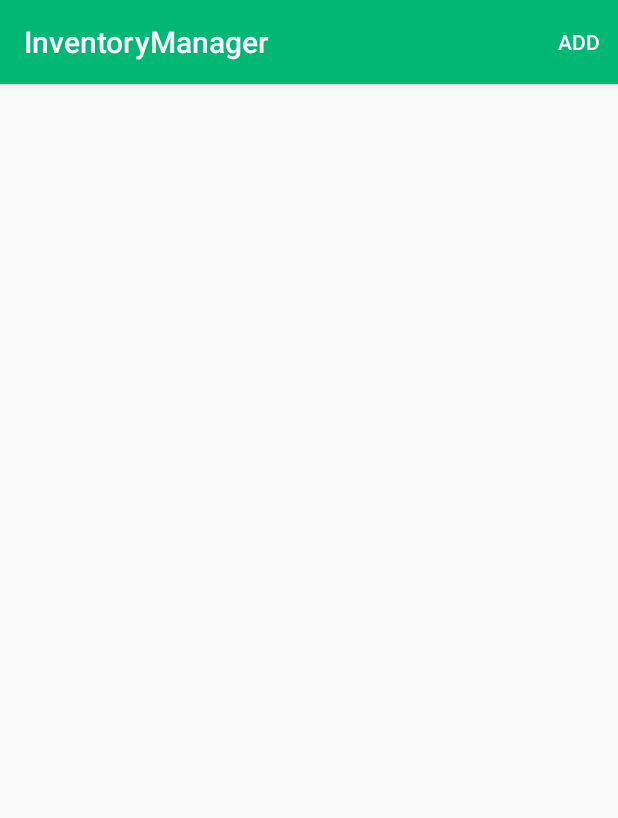
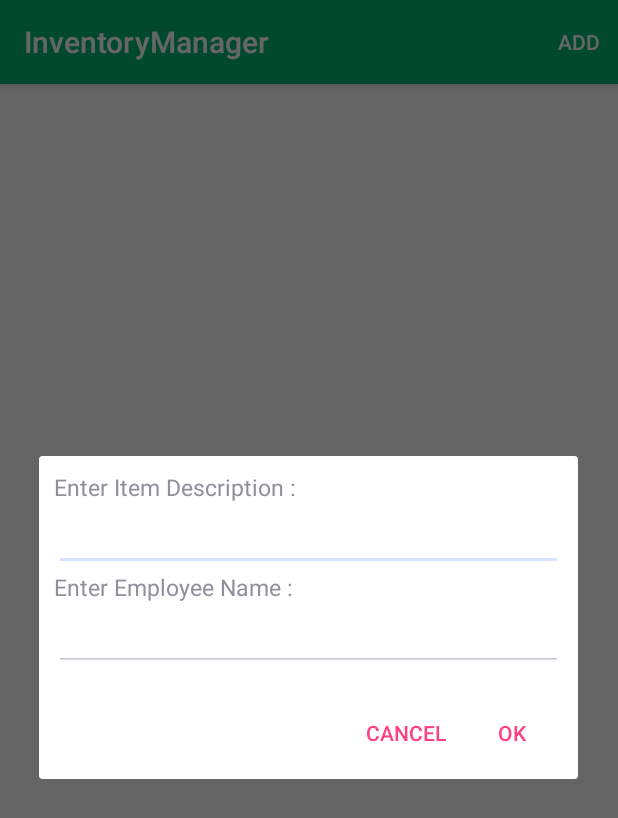
Before and after one commit to adya1/InventoryManagement, an Android app: the screen it shows after launch (MainActivity), after a tap on "ADD", on a phone screen of 412 x 824 dp. Shown: the top 818 px of the screen. Run offline under Robolectric (Android 15) with nearby library versions, the phone set to English and light mode, and no system bars; our stand-ins replace Firebase (no records; nobody signed in at launch, a user with empty details on screens opened directly).

Commit message:
final commit

```diff
--- a/app/src/main/AndroidManifest.xml
+++ b/app/src/main/AndroidManifest.xml
@@ -3,7 +3,7 @@
     package="com.example.adya.resourcehandle">
 
     <uses-permission android:name="android.permission.INTERNET" />
-
+    <uses-permission android:name="android.permission.ACCESS_NETWORK_STATE"/>
     <application
         android:allowBackup="true"
         android:icon="@mipmap/ic_launcher"
@@ -18,7 +18,8 @@
                 <category android:name="android.intent.category.LAUNCHER" />
             </intent-filter>-->
         </activity>
-        <activity android:name=".SplashScreenActivity" android:theme="@style/SplashScreenTheme">
+        <activity android:name=".SplashScreenActivity"
+          android:theme="@style/Theme.AppCompat.Light.NoActionBar">
             <intent-filter>
                 <action android:name="android.intent.action.MAIN" />
 
--- a/app/src/main/java/com/example/adya/resourcehandle/MainActivity.java
+++ b/app/src/main/java/com/example/adya/resourcehandle/MainActivity.java
@@ -1,15 +1,21 @@
 package com.example.adya.resourcehandle;
 
 import android.content.Context;
+import android.content.DialogInterface;
 import android.content.Intent;
+import android.net.ConnectivityManager;
+import android.net.NetworkInfo;
+import android.support.v7.app.AlertDialog;
 import android.support.v7.app.AppCompatActivity;
 import android.os.Bundle;
 import android.support.v7.widget.DefaultItemAnimator;
 import android.support.v7.widget.LinearLayoutManager;
 import android.support.v7.widget.RecyclerView;
+import android.view.LayoutInflater;
 import android.view.Menu;
 import android.view.MenuItem;
 import android.view.View;
+import android.widget.EditText;
 import android.widget.TextView;
 import android.widget.Toast;
 
@@ -19,7 +25,9 @@ import com.google.firebase.database.DatabaseReference;
 import com.google.firebase.database.FirebaseDatabase;
 import com.google.firebase.database.ValueEventListener;
 
+import java.text.SimpleDateFormat;
 import java.util.ArrayList;
+import java.util.Date;
 import java.util.Random;
 
 public class MainActivity  extends AppCompatActivity {
@@ -27,7 +35,7 @@ public class MainActivity  extends AppCompatActivity {
     private static RecyclerView.Adapter adapter;
     private RecyclerView.LayoutManager layoutManager;
     private static RecyclerView recyclerView;
-    private  ArrayList<DataModel> data=new ArrayList<>();
+    private ArrayList<DataModel> data;
     static View.OnClickListener myOnClickListener;
     private Random mRandom = new Random();
     FirebaseDatabase database;
@@ -64,7 +72,7 @@ public class MainActivity  extends AppCompatActivity {
          */
         /* adapter = new CustomAdapter(data);
         recyclerView.setAdapter(adapter);*/
-        database=FirebaseDatabase.getInstance();
+        database = FirebaseDatabase.getInstance();
         myRef = database.getReference("message");
         view();
        /* myRef.addValueEventListener(new ValueEventListener() {
@@ -113,6 +121,7 @@ public class MainActivity  extends AppCompatActivity {
             @Override
             public void onDataChange(DataSnapshot dataSnapshot) {
                 list = new ArrayList<>();
+                data = new ArrayList<>();
                 // StringBuffer stringbuffer = new StringBuffer();
 
                 for (DataSnapshot dataSnapshot1 : dataSnapshot.getChildren()) {
@@ -129,6 +138,7 @@ public class MainActivity  extends AppCompatActivity {
                     listdata.setItemid(id);
 
                     list.add(listdata);
+
                     data.add(dataModel);
                     adapter = new CustomAdapter(data);
 
@@ -184,7 +194,6 @@ public class MainActivity  extends AppCompatActivity {
     }
 
 
-
     @Override
 
 
@@ -195,41 +204,89 @@ public class MainActivity  extends AppCompatActivity {
     }
 
 
-
     @Override
     public boolean onOptionsItemSelected(MenuItem item) {
         super.onOptionsItemSelected(item);
 
         if (item.getItemId() == R.id.add_item) {
+            if (!isOnline()) {
+                Toast.makeText(getApplicationContext(), "No Internet connection!", Toast.LENGTH_LONG).show();
+            } else {
 
-     int itemId= + mRandom.nextInt(100);
+               // int itemId = +mRandom.nextInt(100);
+                LayoutInflater li = LayoutInflater.from(getApplicationContext());
+                View promptsView = li.inflate(R.layout.promptitem, null);
+
+                AlertDialog.Builder alertDialogBuilder = new AlertDialog.Builder(
+                        MainActivity.this);
+
+                // set prompts.xml to alertdialog builder
+                alertDialogBuilder.setView(promptsView);
+
+                final EditText iteminput1 = (EditText) promptsView
+                        .findViewById(R.id.iteminput);
+                final EditText empinput1=(EditText)promptsView.findViewById(R.id.empinput);
+
+                // set dialog message
+                alertDialogBuilder
+                        .setCancelable(false)
+                        .setPositiveButton("OK",
+                                new DialogInterface.OnClickListener() {
+                                    public void onClick(DialogInterface dialog, int id) {
                                             database = FirebaseDatabase.getInstance();
                                             myRef = database.getReference("message");
+                                        SimpleDateFormat dateFormat = new SimpleDateFormat("yyyy-MM-dd HH:mm:ss");
+                                        final   String currentDateTime = dateFormat.format(new Date()); // Find todays date
 
 
 
+                                            DataModel dm = new DataModel();
+                                            dm.setEmpname(empinput1.getText().toString()+ " at " + currentDateTime);
+                                            dm.setItemid(iteminput1.getText().toString());
+                                            if (data.size() > 0) {
+                                                data.clear();
 
-     DataModel dm=new DataModel();
-     dm.setEmpname("Available");
-     dm.setItemid("Item"+String.valueOf(itemId));
-     if(data.size()>0)
-     {data.clear();
+                                                data.add(0, dm);
+                                                adapter.notifyDataSetChanged();
+                                            } else
+                                                data.add(0, dm);
 
-            data.add(0,dm);
-     adapter.notifyDataSetChanged();}
-
-else
-         data.add(0,dm);
-     /*adapter = new CustomAdapter(data);
-     layoutManager = new LinearLayoutManager(this);
-     recyclerView.setLayoutManager(layoutManager);
-     recyclerView.setItemAnimator(new DefaultItemAnimator());
-     recyclerView.setAdapter(adapter);*/
-     //adapter.notifyDataSetChanged();
                                             myRef.push().setValue(dm);
-     Toast.makeText(getApplicationContext(),"Item added",Toast.LENGTH_SHORT).show();
+                                            Toast.makeText(getApplicationContext(), "Item added", Toast.LENGTH_SHORT).show();
 
                                     }
+                                })
+                        .setNegativeButton("Cancel",
+                                new DialogInterface.OnClickListener() {
+                                    public void onClick(DialogInterface dialog, int id) {
+                                        dialog.cancel();
+                                    }
+                                });
+
+                // create alert dialog
+                AlertDialog alertDialog = alertDialogBuilder.create();
+
+                // show it
+                alertDialog.show();
+
+
+
+            }
+
+
+        }
+        return  true;
+    }
+
+
+        private boolean isOnline()
+        {
+            ConnectivityManager conMgr = (ConnectivityManager) getApplicationContext().getSystemService(Context.CONNECTIVITY_SERVICE);
+            NetworkInfo netInfo = conMgr.getActiveNetworkInfo();
+
+            if (netInfo == null || !netInfo.isConnected() || !netInfo.isAvailable())
+
+                return false;
 
             return true;
         }
--- a/app/src/main/java/com/example/adya/resourcehandle/SplashScreenActivity.java
+++ b/app/src/main/java/com/example/adya/resourcehandle/SplashScreenActivity.java
@@ -1,19 +1,33 @@
 package com.example.adya.resourcehandle;
 
 import android.content.Intent;
+import android.os.Handler;
 import android.support.v7.app.AppCompatActivity;
 import android.os.Bundle;
+import android.view.WindowManager;
+import android.widget.TextView;
 
 public class SplashScreenActivity extends AppCompatActivity {
-
+  TextView splashtext;
     @Override
     protected void onCreate(Bundle savedInstanceState) {
         super.onCreate(savedInstanceState);
         setContentView(R.layout.activity_splash_screen);
 
-        Intent intent = new Intent(getApplicationContext(),
-                MainActivity.class);
-        startActivity(intent);
-        finish();
+
+
+        TextView splashtext=(TextView)findViewById(R.id.spashtext);
+        new Handler().postDelayed(new Runnable() {
+            @Override
+            public void run() {
+                Intent i = new Intent(SplashScreenActivity.this, MainActivity.class);
+                startActivity(i);
+
+                // close this activity
+                finish();
+            }
+        },3000);
+
+
     }
 }
--- a/app/src/main/res/drawable/splash_screen_background.xml
+++ b/app/src/main/res/drawable/splash_screen_background.xml
@@ -1,14 +1,16 @@
 <?xml version="1.0" encoding="utf-8"?>
-<layer-list xmlns:android="http://schemas.android.com/apk/res/android" android:layout_height="match_parent" android:layout_width="match_parent">
+<layer-list xmlns:android="http://schemas.android.com/apk/res/android">
 
-    <item android:drawable="@color/colorPrimary"/>
+    <item
+        android:drawable="@color/colorWhite"/>
 
-    <!-- Set the Background Image-->
-    <item android:gravity="center" android:width="500dp" android:height="700dp">
+    <item>
         <bitmap
-            android:gravity="fill_horizontal|fill_vertical"
+            android:gravity="center"
             android:src="@drawable/logo"
             />
 
     </item>
+
+
 </layer-list>
--- /dev/null
+++ b/app/src/main/res/layout/promptitem.xml
@@ -0,0 +1,40 @@
+<?xml version="1.0" encoding="utf-8"?>
+<LinearLayout xmlns:android="http://schemas.android.com/apk/res/android"
+
+    android:layout_width="fill_parent"
+    android:layout_height="fill_parent"
+    android:orientation="vertical"
+    android:padding="10dp"
+    >
+
+    <TextView
+        android:id="@+id/itemmsg"
+        android:layout_width="wrap_content"
+        android:layout_height="wrap_content"
+
+        android:text="Enter Item Description : "
+        android:textSize="15sp" />
+
+    <EditText
+        android:id="@+id/iteminput"
+        android:layout_width="match_parent"
+        android:layout_height="wrap_content" />
+    <TextView
+        android:id="@+id/empmsg"
+        android:layout_width="wrap_content"
+        android:layout_height="wrap_content"
+
+        android:text="Enter Employee Name : "
+        android:textSize="15sp" />
+
+    <EditText
+        android:id="@+id/empinput"
+        android:layout_width="match_parent"
+        android:layout_height="wrap_content" />
+
+
+
+
+    <requestFocus />
+
+</LinearLayout>
--- a/app/src/main/res/menu/options_menu.xml
+++ b/app/src/main/res/menu/options_menu.xml
@@ -1,9 +1,7 @@
 <?xml version="1.0" encoding="utf-8"?>
 <menu xmlns:android="http://schemas.android.com/apk/res/android">
 
-    <item
-        android:id="@+id/menu1"
-        android:title="Add Emp" />
+
 
     <item
         android:id="@+id/menu2"
--- a/app/src/main/res/values/colors.xml
+++ b/app/src/main/res/values/colors.xml
@@ -7,11 +7,12 @@
 
 
 <color name="colorPrimary">#00B873</color>
-<color name="colorPrimaryDark">#303F9F</color>
+<color name="colorPrimaryDark">#031aac</color>
 <color name="colorGray">#495C67</color>
 <color name="colorAccent">#FF4081</color>
 <color name="colorOrange">#F68159</color>
 <color name="colorLightGray">#a6abae</color>
+    <color name="colorWhite">#ffffff</color>
 
 <color name="colorBackroundWhite">#f0f2ea</color>
 </resources>
--- a/app/src/main/res/values/styles.xml
+++ b/app/src/main/res/values/styles.xml
@@ -7,8 +7,8 @@
         <item name="colorPrimaryDark">@color/colorPrimaryDark</item>
         <item name="colorAccent">@color/colorAccent</item>
     </style>
-    <style name="SplashScreenTheme" parent="Theme.AppCompat.Light.DarkActionBar">
+    <!--<style name="SplashScreenTheme" parent="Theme.AppCompat.Light.DarkActionBar">
         <item name ="android:windowBackground"> @drawable/splash_screen_background</item>
-    </style>
+    </style>-->
 
 </resources>
```
Also changed, not shown: app/src/main/java/com/example/adya/resourcehandle/CustomAdapter.java (+4 -5 lines), app/src/main/res/layout/activity_splash_screen.xml (+16 -3 lines). Lines whose indentation alone changed are shown as unchanged.
